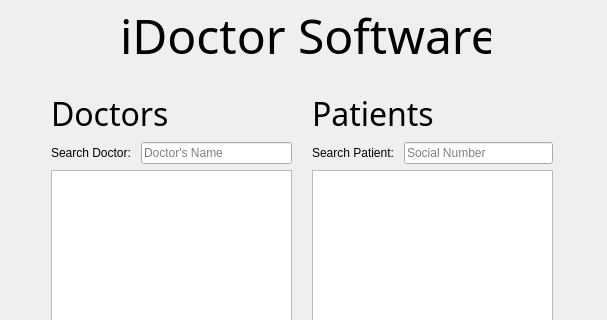
Old version of the form GroupFour_DoctorsOffice/widget.ui in the repository KittimasakBunrat/GroupFour_DoctorsOffice; both pictures show x 0 to 607 and y 0 to 320 of the 607 by 539 pixel window.
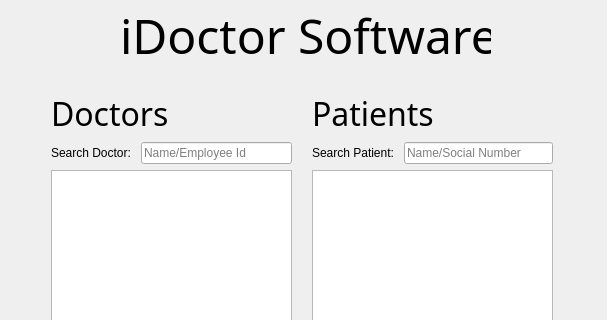
New version of the form.

Commit message: Search patient/doctor

Diff of the .ui file:
```diff
--- a/GroupFour_DoctorsOffice/widget.ui
+++ b/GroupFour_DoctorsOffice/widget.ui
@@ -76,7 +76,7 @@
           <item>
            <widget class="QLineEdit" name="filter_doctor_edit">
             <property name="placeholderText">
-             <string>Doctor's Name</string>
+             <string>Name/Employee Id</string>
             </property>
            </widget>
           </item>
@@ -146,7 +146,7 @@
              <string/>
             </property>
             <property name="placeholderText">
-             <string>Social Number</string>
+             <string>Name/Social Number</string>
             </property>
            </widget>
           </item>
```
Left out of the diff: 2 changed lines with no effect on the pictures. The commit also changes 2 other files.
